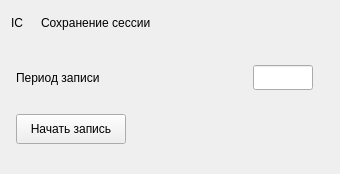
First picture: the form in RT7Chamber/src/widgets/widgetfile.ui, repository niitfa/RWELL_GUI, before the edit.
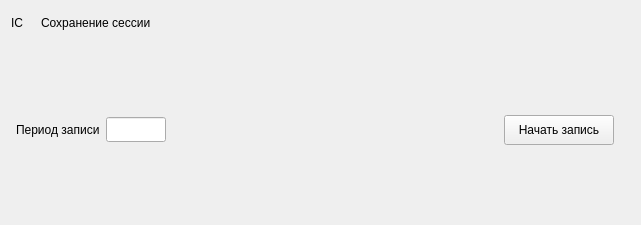
Second picture: the form after the edit.

What changed in the file:
```diff
--- a/RT7Chamber/src/widgets/widgetfile.ui
+++ b/RT7Chamber/src/widgets/widgetfile.ui
@@ -6,8 +6,8 @@
    <rect>
     <x>0</x>
     <y>0</y>
-    <width>340</width>
-    <height>174</height>
+    <width>641</width>
+    <height>225</height>
    </rect>
   </property>
   <property name="windowTitle">
@@ -122,19 +122,6 @@
                </property>
               </widget>
              </item>
-             <item>
-              <spacer name="horizontalSpacer_3">
-               <property name="orientation">
-                <enum>Qt::Horizontal</enum>
-               </property>
-               <property name="sizeHint" stdset="0">
-                <size>
-                 <width>40</width>
-                 <height>20</height>
-                </size>
-               </property>
-              </spacer>
-             </item>
              <item>
               <widget class="QLineEdit" name="lineEdit_periodInput">
                <property name="sizePolicy">
@@ -160,10 +147,19 @@
                </property>
               </widget>
              </item>
-            </layout>
-           </item>
-           <item>
-            <layout class="QHBoxLayout" name="horizontalLayout_2">
+             <item>
+              <spacer name="horizontalSpacer_3">
+               <property name="orientation">
+                <enum>Qt::Horizontal</enum>
+               </property>
+               <property name="sizeHint" stdset="0">
+                <size>
+                 <width>40</width>
+                 <height>20</height>
+                </size>
+               </property>
+              </spacer>
+             </item>
              <item>
               <widget class="QPushButton" name="pushButton_start">
                <property name="minimumSize">
@@ -186,19 +182,6 @@
                </property>
               </widget>
              </item>
-             <item>
-              <spacer name="horizontalSpacer_2">
-               <property name="orientation">
-                <enum>Qt::Horizontal</enum>
-               </property>
-               <property name="sizeHint" stdset="0">
-                <size>
-                 <width>40</width>
-                 <height>20</height>
-                </size>
-               </property>
-              </spacer>
-             </item>
             </layout>
            </item>
           </layout>
```
